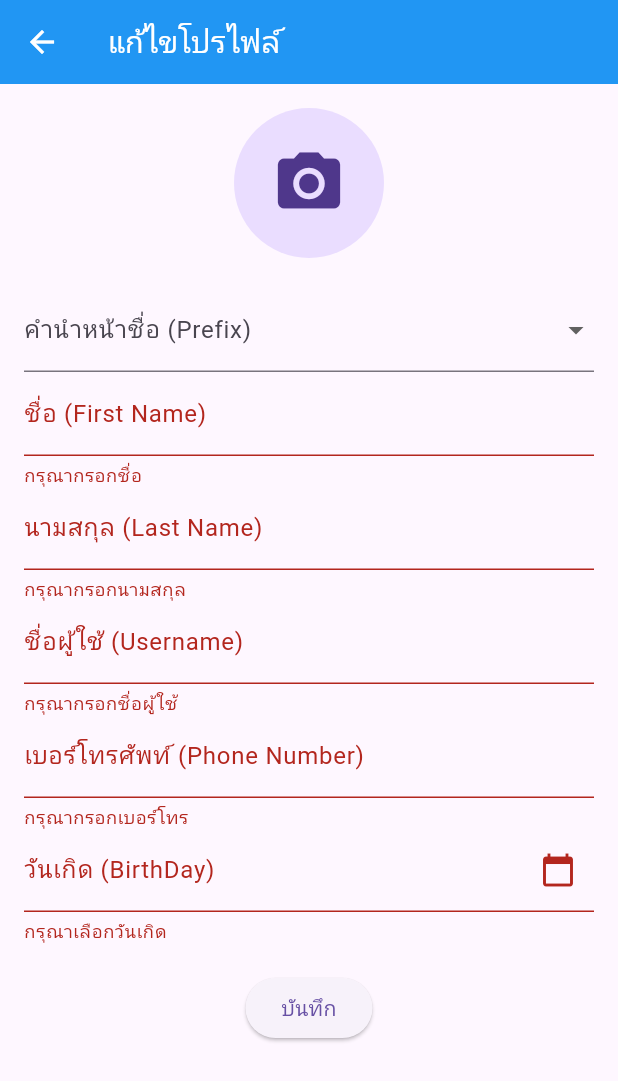
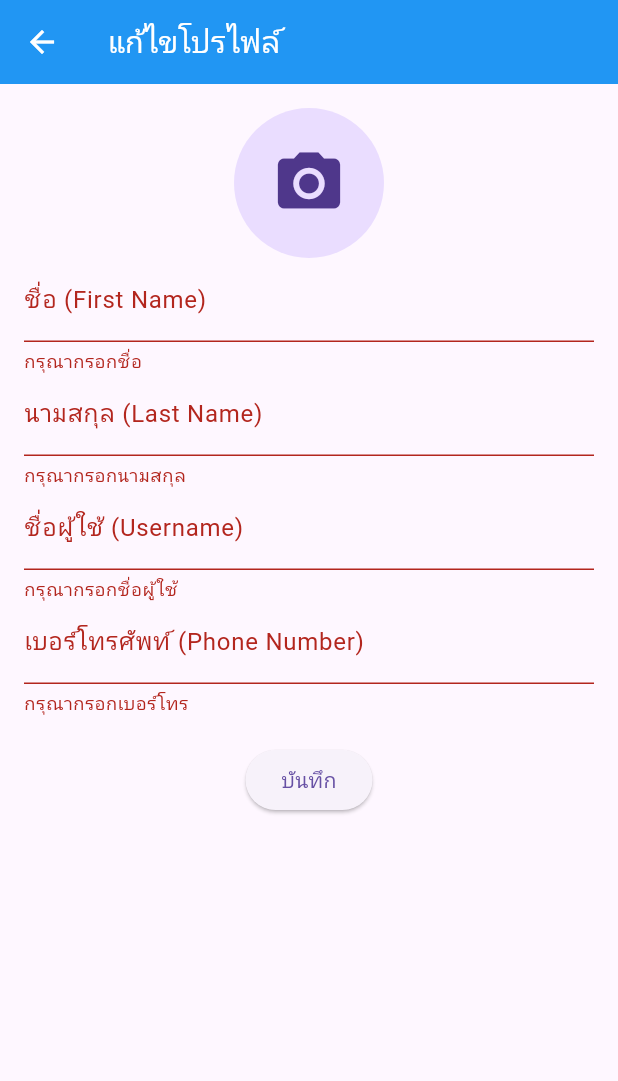
Before and after one commit to Tinz2/codecraft2.0, a Flutter app: the profilesetup screen opened by its route, after a tap on "บันทึก", on a phone screen of 412 x 824 dp. Shown: the top 1081 px of the screen. Run offline on Flutter 3.47's test engine with Material 3 defaults, Android fonts, the phone set to English and light mode, and no system bars; our stand-ins replace firebase_auth, firebase_core, firebase_database, firebase_storage, image_picker; accounts and stored records are empty.

Commit message:
แก้การล็อคอินสร้างโปรไฟล์ล็อคเอ้า

```diff
--- a/lib/home_page.dart
+++ b/lib/home_page.dart
@@ -136,6 +136,7 @@ class _HomePageState extends State<HomePage> {
               title: Text('ออกจากระบบ: Logout'),
               onTap: () async {
                 await _auth.signOut(context);
+                Navigator.pushReplacementNamed(context, LoginPage.routeName);
               },
             ),
           ],
--- a/lib/profilesetup.dart
+++ b/lib/profilesetup.dart
@@ -22,8 +22,7 @@ class _MyHomePageState extends State<profilesetup> {
   final TextEditingController _lastName = TextEditingController();
   final TextEditingController _username = TextEditingController();
   final TextEditingController _phoneNumber = TextEditingController();
-  final TextEditingController _birthDateController = TextEditingController();
-  final prefix = ['นาย', 'นาง', 'นางสาว'];
+
   String? _selectedPrefix;
   DateTime? birthdayDate;
   final ImagePicker _picker = ImagePicker();
@@ -71,7 +70,6 @@ class _MyHomePageState extends State<profilesetup> {
       }
 
       await _dbRef.child('userscodecraft/$uid').update({
-        'prefix': _selectedPrefix ?? '', // ถ้า null ให้ใช้ค่าว่าง
         'firstName': _firstName.text.trim(), // ตัดช่องว่างด้านหน้าและหลัง
         'lastName': _lastName.text.trim(),
         'username': _username.text.trim(),
@@ -99,7 +97,11 @@ class _MyHomePageState extends State<profilesetup> {
     if (_formKey.currentState!.validate() && user != null) {
       _formKey.currentState!.save();
       await _uploadProfile(user.uid);
-      Navigator.pop(context, true); // ส่งค่ากลับไปยังหน้า HomePage
+      Navigator.pushAndRemoveUntil(
+        context,
+        MaterialPageRoute(builder: (context) => HomePage()),
+        (Route<dynamic> route) => false,
+      );
     }
   }
 
@@ -107,33 +109,11 @@ class _MyHomePageState extends State<profilesetup> {
   void initState() {
     super.initState();
     if (widget.userData != null) {
-      _selectedPrefix = widget.userData?['prefix'] ?? '';
       _firstName.text = widget.userData?['firstName'] ?? '';
       _lastName.text = widget.userData?['lastName'] ?? '';
       _username.text = widget.userData?['username'] ?? '';
       _phoneNumber.text = widget.userData?['phoneNumber'] ?? '';
       _profileImageUrl = widget.userData?['profileImage'];
-      if (widget.userData?['birthDate'] != null) {
-        birthdayDate = DateTime.parse(widget.userData!['birthDate']);
-        _birthDateController.text =
-            "${birthdayDate!.toLocal()}".split(' ')[0]; // Format date
-      }
-    }
-  }
-
-  Future<void> pickProductionDate(BuildContext context) async {
-    final DateTime? pickedDate = await showDatePicker(
-      context: context,
-      initialDate: birthdayDate ?? DateTime.now(),
-      firstDate: DateTime(2000),
-      lastDate: DateTime(2100),
-    );
-    if (pickedDate != null && pickedDate != birthdayDate) {
-      setState(() {
-        birthdayDate = pickedDate;
-        _birthDateController.text =
-            "${pickedDate.day}/${pickedDate.month}/${pickedDate.year}";
-      });
     }
   }
 
@@ -205,23 +185,6 @@ class _MyHomePageState extends State<profilesetup> {
                     ),
                   ),
                 ),
-                SizedBox(height: 20),
-                DropdownButtonFormField<String>(
-                  value: _selectedPrefix,
-                  decoration:
-                      InputDecoration(labelText: 'คํานําหน้าชื่อ (Prefix)'),
-                  items: prefix
-                      .map((category) => DropdownMenuItem<String>(
-                            value: category,
-                            child: Text(category),
-                          ))
-                      .toList(),
-                  onChanged: (value) {
-                    setState(() {
-                      _selectedPrefix = value!;
-                    });
-                  },
-                ),
                 TextFormField(
                   controller: _firstName,
                   decoration: InputDecoration(labelText: 'ชื่อ (First Name)'),
@@ -264,23 +227,6 @@ class _MyHomePageState extends State<profilesetup> {
                     return null;
                   },
                 ),
-                TextFormField(
-                  controller: _birthDateController,
-                  readOnly: true,
-                  decoration: InputDecoration(
-                    labelText: 'วันเกิด (BirthDay)',
-                    suffixIcon: IconButton(
-                      icon: Icon(Icons.calendar_today),
-                      onPressed: () => pickProductionDate(context),
-                    ),
-                  ),
-                  validator: (value) {
-                    if (value == null || value.isEmpty) {
-                      return 'กรุณาเลือกวันเกิด';
-                    }
-                    return null;
-                  },
-                ),
                 SizedBox(height: 20),
                 Center(
                   child: ElevatedButton(
--- a/lib/stage3.dart
+++ b/lib/stage3.dart
@@ -170,10 +170,6 @@ class _Stage3State extends State<Stage3> {
       appBar: AppBar(
         backgroundColor: const Color.fromARGB(255, 0, 0, 0),
         elevation: 0,
-        title: Row(
-          mainAxisAlignment: MainAxisAlignment.spaceBetween,
-          children: [],
-        ),
       ),
       body: SingleChildScrollView(
         padding: EdgeInsets.all(16.0),
```
Also changed, not shown: lib/signin_page.dart (+21 -23 lines).
